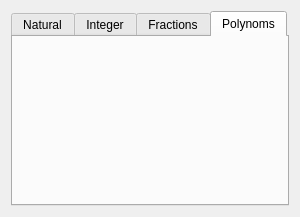
Qt form PythonBigCalc/form.ui (cuamckuu/BigLib) before a commit.
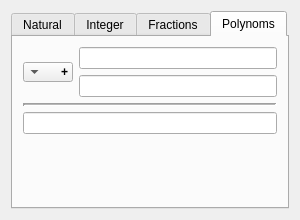
The same form after that commit. The open tabs and pages were chosen to show the change.

```diff
--- a/PythonBigCalc/form.ui
+++ b/PythonBigCalc/form.ui
@@ -2,12 +2,15 @@
 <ui version="4.0">
  <class>Form</class>
  <widget class="QWidget" name="Form">
+  <property name="enabled">
+   <bool>true</bool>
+  </property>
   <property name="geometry">
    <rect>
     <x>0</x>
     <y>0</y>
     <width>300</width>
-    <height>217</height>
+    <height>220</height>
    </rect>
   </property>
   <property name="minimumSize">
@@ -19,17 +22,28 @@
   <property name="maximumSize">
    <size>
     <width>800</width>
-    <height>217</height>
+    <height>220</height>
    </size>
   </property>
+  <property name="font">
+   <font>
+    <kerning>true</kerning>
+   </font>
+  </property>
+  <property name="cursor">
+   <cursorShape>ArrowCursor</cursorShape>
+  </property>
   <property name="windowTitle">
    <string>Form</string>
   </property>
-  <layout class="QGridLayout" name="gridLayout">
+  <property name="windowOpacity">
+   <double>1.000000000000000</double>
+  </property>
+  <layout class="QVBoxLayout" name="verticalLayout_2">
    <property name="sizeConstraint">
     <enum>QLayout::SetNoConstraint</enum>
    </property>
-   <item row="0" column="0">
+   <item>
     <widget class="QTabWidget" name="tabWidget">
      <property name="tabPosition">
       <enum>QTabWidget::North</enum>
@@ -746,6 +760,205 @@
       <attribute name="title">
        <string>Polynoms</string>
       </attribute>
+      <layout class="QVBoxLayout" name="verticalLayout_4">
+       <property name="sizeConstraint">
+        <enum>QLayout::SetNoConstraint</enum>
+       </property>
+       <property name="leftMargin">
+        <number>10</number>
+       </property>
+       <property name="topMargin">
+        <number>10</number>
+       </property>
+       <property name="rightMargin">
+        <number>10</number>
+       </property>
+       <property name="bottomMargin">
+        <number>10</number>
+       </property>
+       <item>
+        <layout class="QHBoxLayout" name="hPolInLayout">
+         <property name="spacing">
+          <number>6</number>
+         </property>
+         <property name="sizeConstraint">
+          <enum>QLayout::SetNoConstraint</enum>
+         </property>
+         <property name="leftMargin">
+          <number>0</number>
+         </property>
+         <property name="topMargin">
+          <number>0</number>
+         </property>
+         <property name="rightMargin">
+          <number>0</number>
+         </property>
+         <property name="bottomMargin">
+          <number>0</number>
+         </property>
+         <item>
+          <widget class="QComboBox" name="natOperatorBox_2">
+           <property name="sizePolicy">
+            <sizepolicy hsizetype="Fixed" vsizetype="Fixed">
+             <horstretch>0</horstretch>
+             <verstretch>0</verstretch>
+            </sizepolicy>
+           </property>
+           <property name="maximumSize">
+            <size>
+             <width>50</width>
+             <height>20</height>
+            </size>
+           </property>
+           <property name="font">
+            <font>
+             <weight>75</weight>
+             <bold>true</bold>
+            </font>
+           </property>
+           <property name="contextMenuPolicy">
+            <enum>Qt::DefaultContextMenu</enum>
+           </property>
+           <property name="acceptDrops">
+            <bool>false</bool>
+           </property>
+           <property name="layoutDirection">
+            <enum>Qt::RightToLeft</enum>
+           </property>
+           <property name="autoFillBackground">
+            <bool>false</bool>
+           </property>
+           <property name="styleSheet">
+            <string notr="true"/>
+           </property>
+           <property name="currentText">
+            <string>+</string>
+           </property>
+           <property name="currentIndex">
+            <number>0</number>
+           </property>
+           <property name="frame">
+            <bool>true</bool>
+           </property>
+           <item>
+            <property name="text">
+             <string>+</string>
+            </property>
+           </item>
+           <item>
+            <property name="text">
+             <string>-</string>
+            </property>
+           </item>
+           <item>
+            <property name="text">
+             <string>*</string>
+            </property>
+           </item>
+           <item>
+            <property name="text">
+             <string>/</string>
+            </property>
+           </item>
+           <item>
+            <property name="text">
+             <string>GCD</string>
+            </property>
+           </item>
+           <item>
+            <property name="text">
+             <string>LCM</string>
+            </property>
+           </item>
+           <item>
+            <property name="text">
+             <string>POW</string>
+            </property>
+           </item>
+           <item>
+            <property name="text">
+             <string>FAC</string>
+            </property>
+           </item>
+           <item>
+            <property name="text">
+             <string>FIB</string>
+            </property>
+           </item>
+          </widget>
+         </item>
+         <item>
+          <layout class="QVBoxLayout" name="vPolInLayout">
+           <item>
+            <widget class="QLineEdit" name="polNum1">
+             <property name="layoutDirection">
+              <enum>Qt::LeftToRight</enum>
+             </property>
+             <property name="inputMethodHints">
+              <set>Qt::ImhNone</set>
+             </property>
+             <property name="frame">
+              <bool>true</bool>
+             </property>
+             <property name="alignment">
+              <set>Qt::AlignRight|Qt::AlignTrailing|Qt::AlignVCenter</set>
+             </property>
+             <property name="clearButtonEnabled">
+              <bool>true</bool>
+             </property>
+            </widget>
+           </item>
+           <item>
+            <widget class="QLineEdit" name="polNum2">
+             <property name="alignment">
+              <set>Qt::AlignRight|Qt::AlignTrailing|Qt::AlignVCenter</set>
+             </property>
+             <property name="clearButtonEnabled">
+              <bool>true</bool>
+             </property>
+            </widget>
+           </item>
+          </layout>
+         </item>
+        </layout>
+       </item>
+       <item>
+        <widget class="Line" name="line_6">
+         <property name="lineWidth">
+          <number>2</number>
+         </property>
+         <property name="midLineWidth">
+          <number>1</number>
+         </property>
+         <property name="orientation">
+          <enum>Qt::Horizontal</enum>
+         </property>
+        </widget>
+       </item>
+       <item>
+        <widget class="QLineEdit" name="polResult">
+         <property name="alignment">
+          <set>Qt::AlignRight|Qt::AlignTrailing|Qt::AlignVCenter</set>
+         </property>
+         <property name="readOnly">
+          <bool>true</bool>
+         </property>
+        </widget>
+       </item>
+       <item>
+        <spacer name="verticalSpacer_5">
+         <property name="orientation">
+          <enum>Qt::Vertical</enum>
+         </property>
+         <property name="sizeHint" stdset="0">
+          <size>
+           <width>20</width>
+           <height>40</height>
+          </size>
+         </property>
+        </spacer>
+       </item>
+      </layout>
      </widget>
     </widget>
    </item>
```
Left out of the diff: 16 changed lines with no effect on the pictures.
